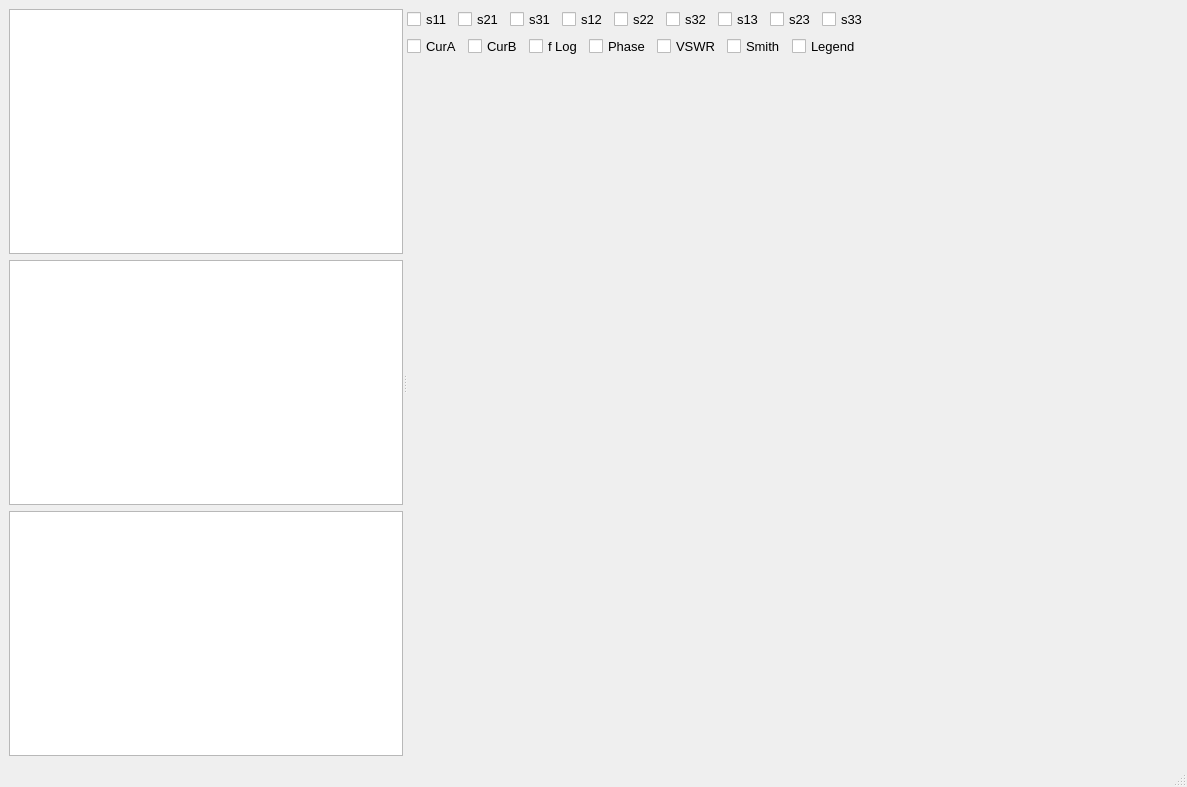
Before: the Qt Designer form mainwindow.ui in patrickfleischmann/fsnpview, drawn with Qt 5.
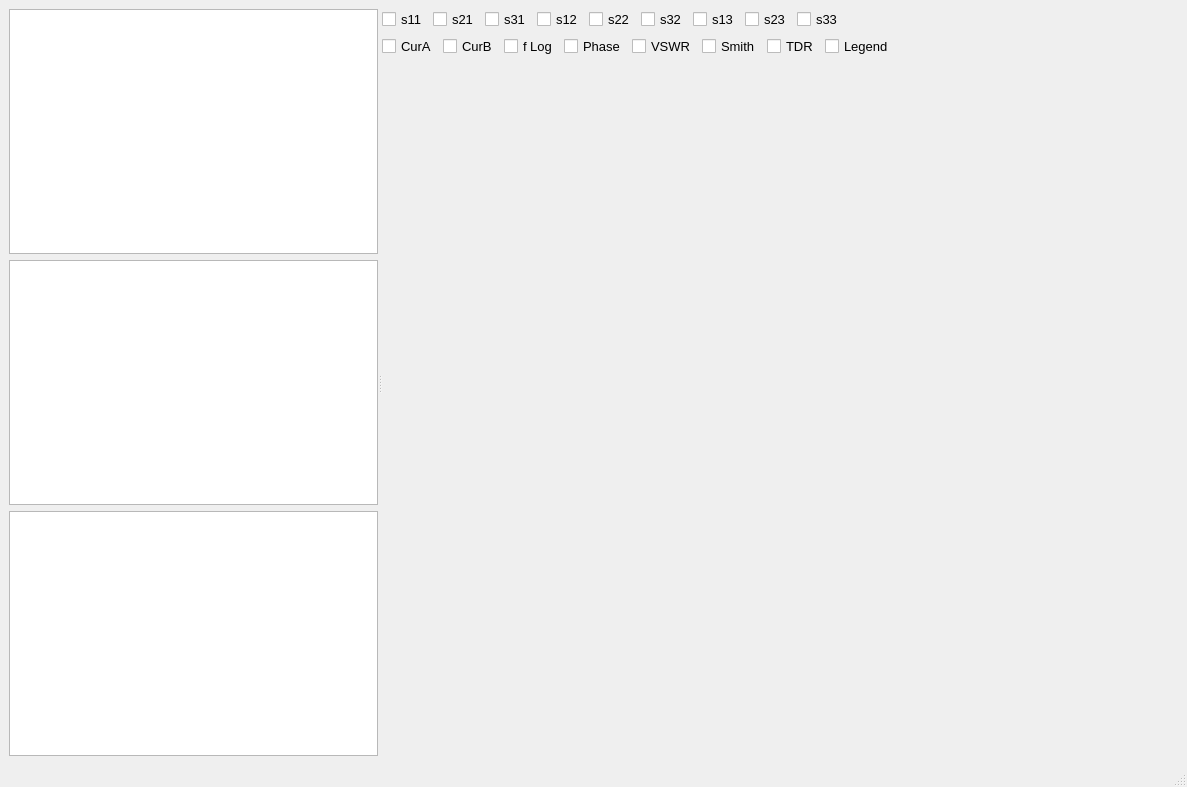
After: the same form once the commit is applied. Custom widgets are drawn as their Qt base class.

Diff of the .ui file:
```diff
--- a/mainwindow.ui
+++ b/mainwindow.ui
@@ -199,6 +199,13 @@
             </property>
            </widget>
           </item>
+          <item>
+           <widget class="QCheckBox" name="checkBoxTDR">
+            <property name="text">
+             <string>TDR</string>
+            </property>
+           </widget>
+          </item>
           <item>
            <widget class="QCheckBox" name="checkBoxLegend">
             <property name="text">
```
